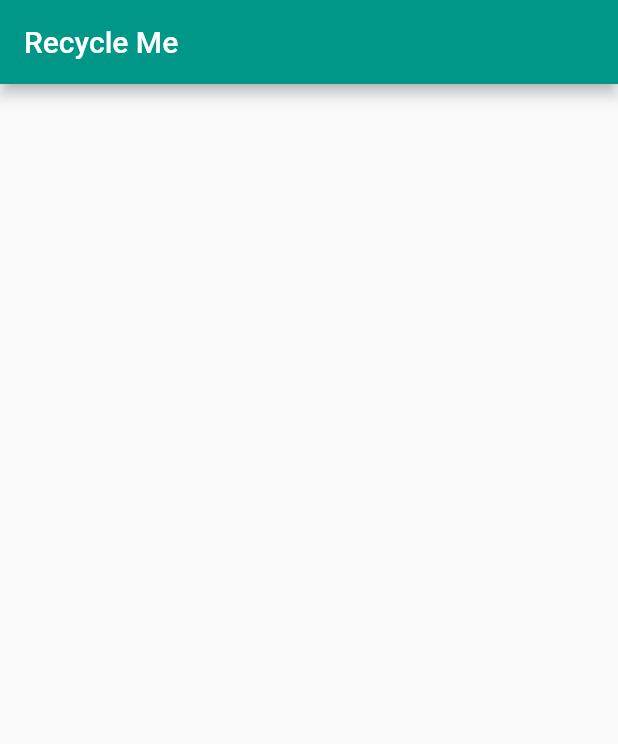
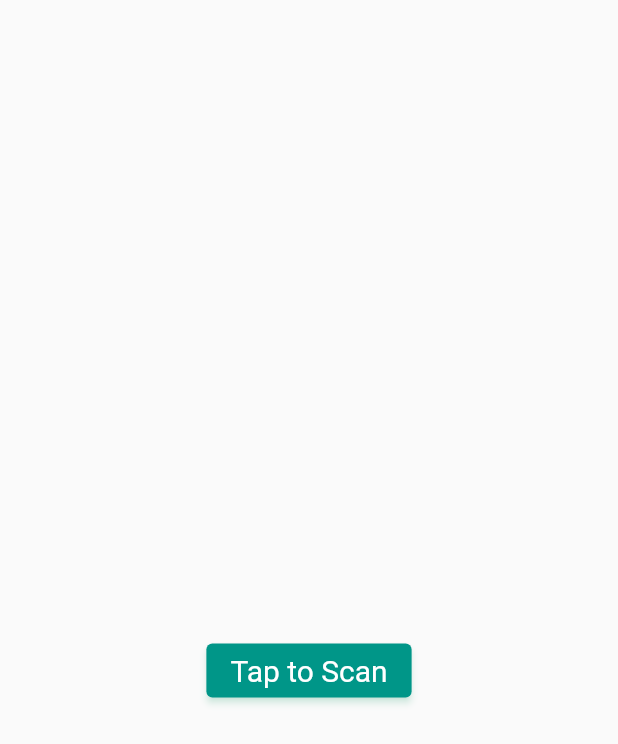
Before and after one commit to shotothegreat/inventors-club, a Flutter app: the screen it shows after launch, on a phone screen of 412 x 824 dp. Shown: the top 744 px of the screen. Run offline on Flutter 3.47's test engine with Material 2 defaults, Android fonts, the phone set to English and light mode, and no system bars.

Commit message:
Updated to include a basic button: 14/10/21
Button currently has no functionality, requires barcode scanner widget.

```diff
--- a/recycle_me/lib/main.dart
+++ b/recycle_me/lib/main.dart
@@ -1,4 +1,5 @@
 import 'package:flutter/material.dart';
+import 'package:flutter/services.dart';
 
 void main() {
   runApp(MyApp());
@@ -11,7 +12,7 @@ class MyApp extends StatelessWidget {
     return MaterialApp(
       title: 'Recycle Me',
       theme: ThemeData(
-        primarySwatch: Colors.teal
+        primarySwatch: Colors.teal,
       ),
       home: MyHomePage(title: 'Recycle Me'),
     );
@@ -31,13 +32,25 @@ class _MyHomePageState extends State<MyHomePage> {
   @override
   Widget build(BuildContext context) {
 
+    scanner_button_onpress () {
+      //open scanner widget (change state)
+    }
+
+    //change fontFamily attribute also
+    ButtonStyle button_style = ElevatedButton.styleFrom(shadowColor: Color.fromARGB(100, 70, 230, 165),textStyle: const TextStyle(fontSize: 20));
+
     return Scaffold(
-      appBar: AppBar(
-        title: Text(widget.title),
-      ),
       body: Center(
         child: Column(
-          mainAxisAlignment: MainAxisAlignment.center
+          mainAxisAlignment: MainAxisAlignment.center,
+          children: <Widget>[
+            const SizedBox(height: 70), //may present scaffolding and orientation issues
+            ElevatedButton(
+              style: button_style,
+              onPressed: () {}, //scanner_button_onpress(),
+              child: const Text("Tap to Scan")
+              )
+          ],
         ),
       ),
     );
```
